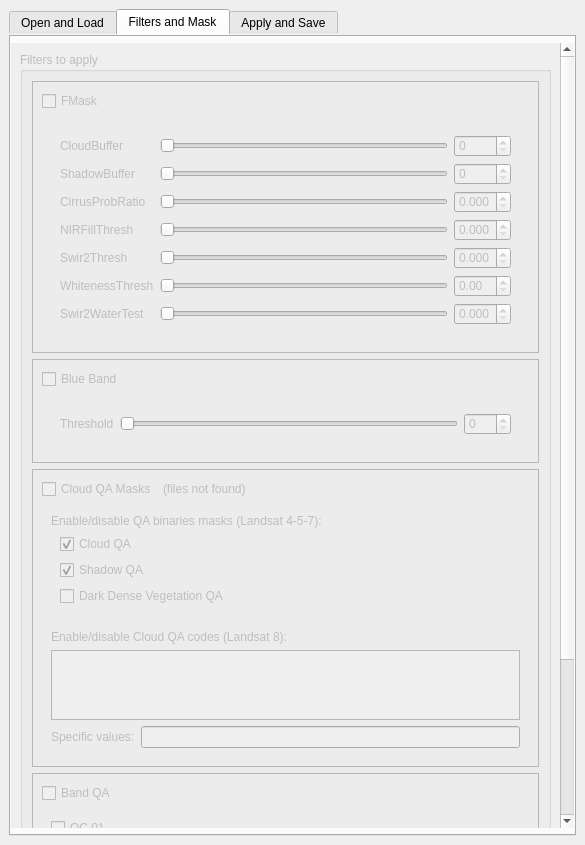
Qt form ui/cloud_masking_dockwidget_base.ui (SMByC/CloudMasking) before a commit.
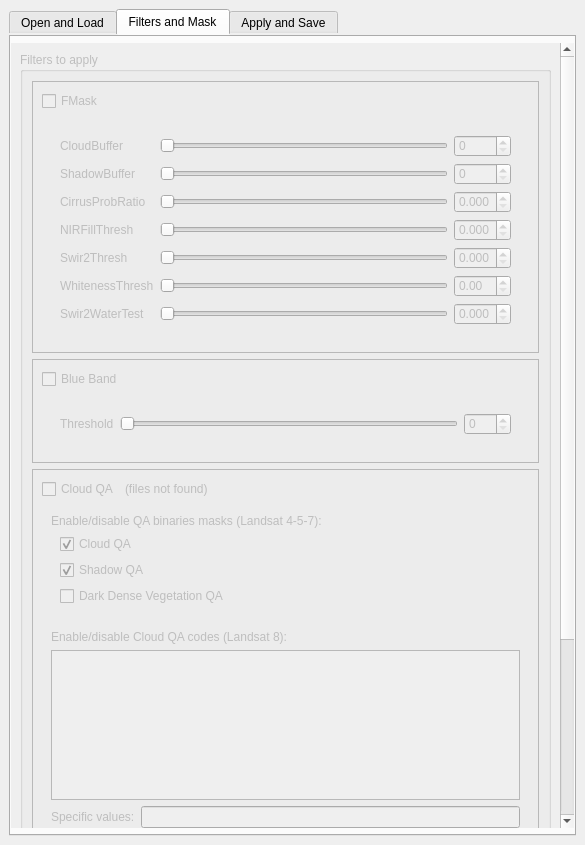
The same form after that commit. Custom widgets are drawn as their Qt base class.

Commit message: Several renames CloudQA and UI

Patch:
```diff
--- a/ui/cloud_masking_dockwidget_base.ui
+++ b/ui/cloud_masking_dockwidget_base.ui
@@ -458,9 +458,9 @@
            <property name="geometry">
             <rect>
              <x>0</x>
-             <y>-485</y>
+             <y>-540</y>
              <width>551</width>
-             <height>1287</height>
+             <height>1295</height>
             </rect>
            </property>
            <layout class="QVBoxLayout" name="verticalLayout">
@@ -561,28 +561,13 @@
                   <item row="0" column="0">
                    <widget class="QCheckBox" name="checkBox_QCflags">
                     <property name="text">
-                     <string>Band QA</string>
+                     <string>QA Band</string>
                     </property>
                    </widget>
                   </item>
                   <item row="1" column="0">
                    <widget class="QWidget" name="widget_QCflags" native="true">
-                    <layout class="QVBoxLayout" name="verticalLayout_3">
-                     <item>
-                      <widget class="QCheckBox" name="checkBox_4">
-                       <property name="text">
-                        <string>QC 01</string>
-                       </property>
-                      </widget>
-                     </item>
-                     <item>
-                      <widget class="QCheckBox" name="checkBox_5">
-                       <property name="text">
-                        <string>QC 02</string>
-                       </property>
-                      </widget>
-                     </item>
-                    </layout>
+                    <layout class="QVBoxLayout" name="verticalLayout_3"/>
                    </widget>
                   </item>
                  </layout>
@@ -875,9 +860,9 @@
                       <number>0</number>
                      </property>
                      <item>
-                      <widget class="QCheckBox" name="checkBox_QA_Masks">
+                      <widget class="QCheckBox" name="checkBox_CloudQA">
                        <property name="text">
-                        <string>Cloud QA Masks</string>
+                        <string>Cloud QA</string>
                        </property>
                       </widget>
                      </item>
@@ -924,7 +909,7 @@
                          <number>0</number>
                         </property>
                         <item>
-                         <widget class="QCheckBox" name="checkBox_CloudQA">
+                         <widget class="QCheckBox" name="checkBox_CloudQA_mask">
                           <property name="text">
                            <string>Cloud QA</string>
                           </property>
@@ -968,6 +953,12 @@
                      </item>
                      <item>
                       <widget class="QListWidget" name="listWidget_QA_codes">
+                       <property name="minimumSize">
+                        <size>
+                         <width>0</width>
+                         <height>150</height>
+                        </size>
+                       </property>
                        <property name="selectionMode">
                         <enum>QAbstractItemView::NoSelection</enum>
                        </property>
```
Left out of the diff: 12 changed lines with no effect on the pictures. The commit also changes 2 other files.
